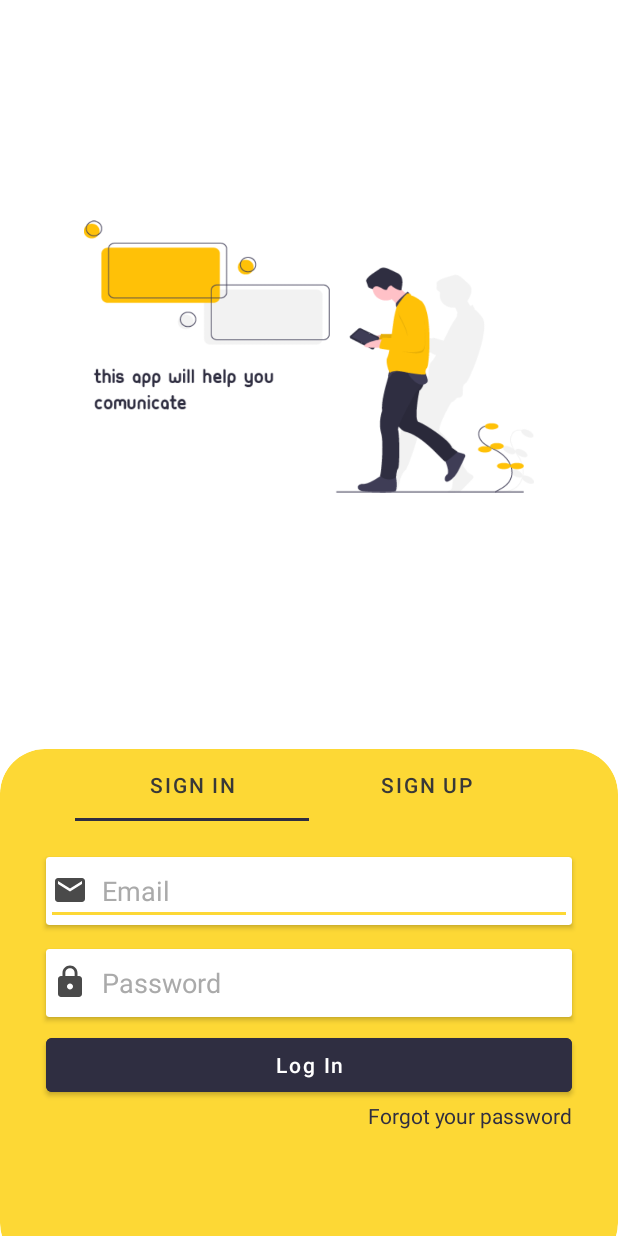
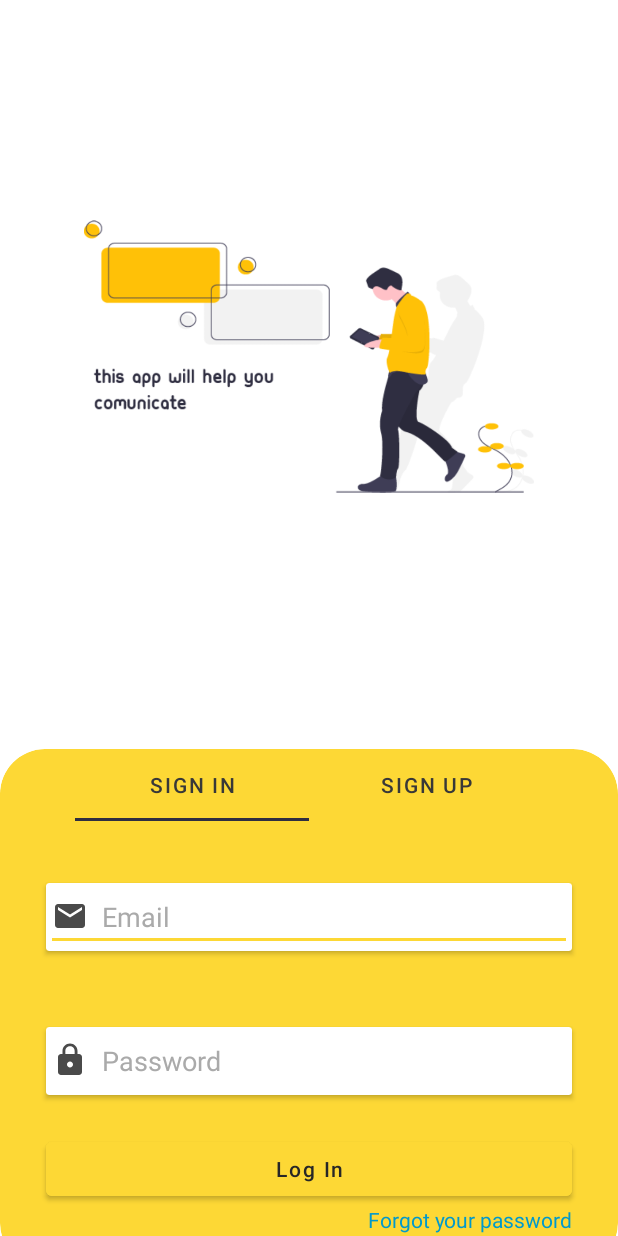
Before and after one commit to CreateDevel0pment/Task_Management_App, an Android app: the screen it shows after launch (SignUpActivity), on a phone screen of 412 x 824 dp. Run offline under Robolectric (Android 15) with nearby library versions, the phone set to English and light mode, and no system bars; our stand-ins replace Firebase (no records; nobody signed in at launch, a user with empty details on screens opened directly); libraries missing offline, so code that uses them is left out: com.viewpagerindicator; plain views replace CirclePageIndicator; 2 statements that could not run were skipped.

Commit message:
commit_changes

```diff
--- a/app/src/main/res/layout/fragment_sign_in.xml
+++ b/app/src/main/res/layout/fragment_sign_in.xml
@@ -11,10 +11,7 @@
     <androidx.cardview.widget.CardView
         android:layout_width="match_parent"
         android:layout_height="wrap_content"
-        android:layout_marginTop="8dp"
-        android:layout_marginBottom="8dp"
-        android:layout_marginStart="25dp"
-        android:layout_marginEnd="25dp"
+        android:layout_margin="25dp"
         app:cardBackgroundColor="@android:color/white">
 
         <EditText
@@ -28,14 +25,10 @@
             android:textColorHint="@android:color/darker_gray"
             />
     </androidx.cardview.widget.CardView>
-
     <androidx.cardview.widget.CardView
         android:layout_width="match_parent"
         android:layout_height="wrap_content"
-        android:layout_marginTop="8dp"
-        android:layout_marginBottom="8dp"
-        android:layout_marginStart="25dp"
-        android:layout_marginEnd="25dp"
+        android:layout_margin="25dp"
         app:cardBackgroundColor="@android:color/white">
 
     <EditText
@@ -55,18 +48,17 @@
         android:layout_height="wrap_content"
         android:layout_marginStart="25dp"
         android:layout_marginEnd="25dp"
-        android:backgroundTint="#2f2e41"
+        android:backgroundTint="#FDD835"
         android:id="@+id/log_in_btn"
         android:hint="Log In"
-        android:textColorHint="@android:color/white"
-        android:textColor="@android:color/white"
+        android:textColorHint="#272727"
         />
 
     <TextView
         android:id="@+id/forgot_pass"
         android:layout_width="match_parent"
         android:layout_height="wrap_content"
-        android:textColor="#2f2e41"
+        android:textColor="@android:color/holo_blue_dark"
         android:text="Forgot your password"
         android:layout_marginStart="25dp"
         android:layout_marginEnd="25dp"
```
